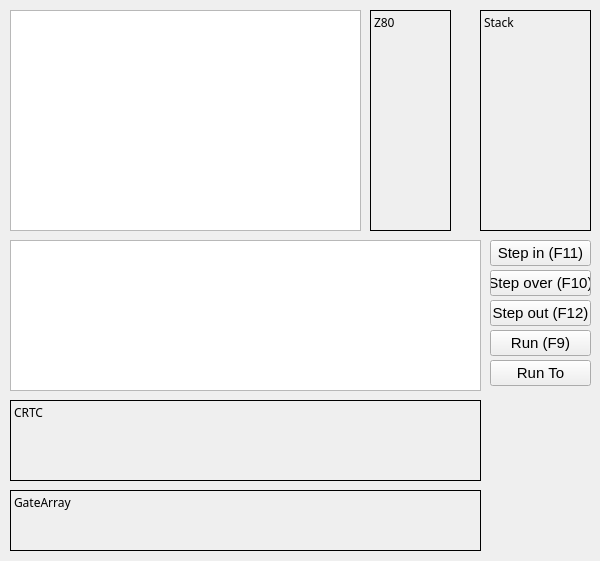
First picture: the form in Debugger.ui, repository abalore/Cadence, before the edit.
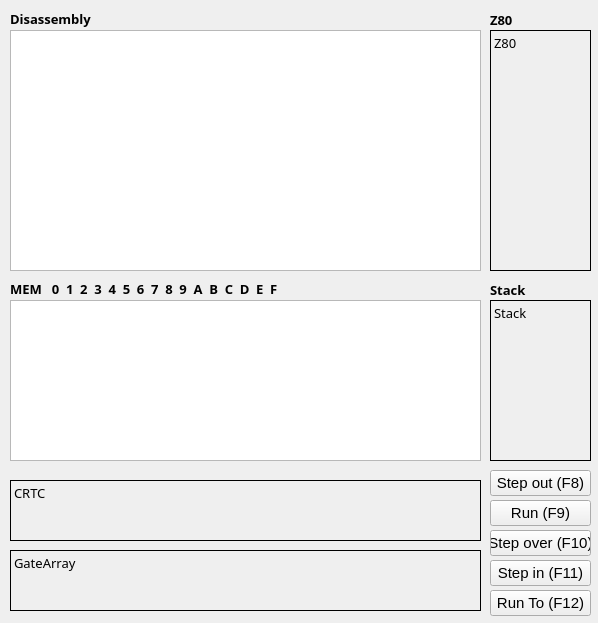
Second picture: the form after the edit.

```diff
--- a/Debugger.ui
+++ b/Debugger.ui
@@ -12,8 +12,8 @@
    <rect>
     <x>0</x>
     <y>0</y>
-    <width>600</width>
-    <height>561</height>
+    <width>598</width>
+    <height>623</height>
    </rect>
   </property>
   <property name="contextMenuPolicy">
@@ -31,15 +31,16 @@
   <widget class="QLabel" name="lblZ80">
    <property name="geometry">
     <rect>
-     <x>370</x>
-     <y>10</y>
-     <width>81</width>
-     <height>221</height>
+     <x>490</x>
+     <y>30</y>
+     <width>101</width>
+     <height>241</height>
     </rect>
    </property>
    <property name="font">
     <font>
      <family>Ubuntu Sans Mono</family>
+     <pointsize>10</pointsize>
     </font>
    </property>
    <property name="autoFillBackground">
@@ -59,7 +60,7 @@
    <property name="geometry">
     <rect>
      <x>10</x>
-     <y>490</y>
+     <y>550</y>
      <width>471</width>
      <height>61</height>
     </rect>
@@ -67,6 +68,7 @@
    <property name="font">
     <font>
      <family>Ubuntu Sans Mono</family>
+     <pointsize>10</pointsize>
     </font>
    </property>
    <property name="autoFillBackground">
@@ -85,15 +87,16 @@
   <widget class="QLabel" name="lblStack">
    <property name="geometry">
     <rect>
-     <x>480</x>
-     <y>10</y>
-     <width>111</width>
-     <height>221</height>
+     <x>490</x>
+     <y>300</y>
+     <width>101</width>
+     <height>161</height>
     </rect>
    </property>
    <property name="font">
     <font>
      <family>Ubuntu Sans Mono</family>
+     <pointsize>10</pointsize>
     </font>
    </property>
    <property name="autoFillBackground">
@@ -113,14 +116,15 @@
    <property name="geometry">
     <rect>
      <x>10</x>
-     <y>400</y>
+     <y>480</y>
      <width>471</width>
-     <height>81</height>
+     <height>61</height>
     </rect>
    </property>
    <property name="font">
     <font>
      <family>Ubuntu Sans Mono</family>
+     <pointsize>10</pointsize>
     </font>
    </property>
    <property name="autoFillBackground">
@@ -140,7 +144,7 @@
    <property name="geometry">
     <rect>
      <x>490</x>
-     <y>240</y>
+     <y>560</y>
      <width>101</width>
      <height>26</height>
     </rect>
@@ -162,7 +166,7 @@
    <property name="geometry">
     <rect>
      <x>490</x>
-     <y>300</y>
+     <y>470</y>
      <width>101</width>
      <height>26</height>
     </rect>
@@ -177,14 +181,14 @@
     <enum>Qt::NoFocus</enum>
    </property>
    <property name="text">
-    <string>Step out (F12)</string>
+    <string>Step out (F8)</string>
    </property>
   </widget>
   <widget class="QPushButton" name="btnRun">
    <property name="geometry">
     <rect>
      <x>490</x>
-     <y>330</y>
+     <y>500</y>
      <width>101</width>
      <height>26</height>
     </rect>
@@ -206,7 +210,7 @@
    <property name="geometry">
     <rect>
      <x>490</x>
-     <y>270</y>
+     <y>530</y>
      <width>101</width>
      <height>26</height>
     </rect>
@@ -231,14 +235,15 @@
    <property name="geometry">
     <rect>
      <x>10</x>
-     <y>10</y>
-     <width>351</width>
-     <height>221</height>
+     <y>30</y>
+     <width>471</width>
+     <height>241</height>
     </rect>
    </property>
    <property name="font">
     <font>
      <family>Ubuntu Sans Mono</family>
+     <pointsize>10</pointsize>
     </font>
    </property>
    <property name="focusPolicy">
@@ -270,14 +275,15 @@
    <property name="geometry">
     <rect>
      <x>10</x>
-     <y>240</y>
+     <y>300</y>
      <width>471</width>
-     <height>151</height>
+     <height>161</height>
     </rect>
    </property>
    <property name="font">
     <font>
      <family>Ubuntu Sans Mono</family>
+     <pointsize>10</pointsize>
     </font>
    </property>
    <property name="focusPolicy">
@@ -300,7 +306,7 @@
    <property name="geometry">
     <rect>
      <x>490</x>
-     <y>360</y>
+     <y>590</y>
      <width>101</width>
      <height>26</height>
     </rect>
@@ -315,7 +321,87 @@
     <enum>Qt::NoFocus</enum>
    </property>
    <property name="text">
-    <string>Run To</string>
+    <string>Run To (F12)</string>
+   </property>
+  </widget>
+  <widget class="QLabel" name="label">
+   <property name="geometry">
+    <rect>
+     <x>10</x>
+     <y>280</y>
+     <width>471</width>
+     <height>18</height>
+    </rect>
+   </property>
+   <property name="font">
+    <font>
+     <family>Ubuntu Sans Mono</family>
+     <pointsize>10</pointsize>
+     <bold>true</bold>
+    </font>
+   </property>
+   <property name="text">
+    <string>MEM   0  1  2  3  4  5  6  7  8  9  A  B  C  D  E  F</string>
+   </property>
+  </widget>
+  <widget class="QLabel" name="label_2">
+   <property name="geometry">
+    <rect>
+     <x>10</x>
+     <y>10</y>
+     <width>471</width>
+     <height>18</height>
+    </rect>
+   </property>
+   <property name="font">
+    <font>
+     <family>Ubuntu Sans Mono</family>
+     <pointsize>10</pointsize>
+     <bold>true</bold>
+    </font>
+   </property>
+   <property name="text">
+    <string>Disassembly</string>
+   </property>
+  </widget>
+  <widget class="QLabel" name="label_3">
+   <property name="geometry">
+    <rect>
+     <x>490</x>
+     <y>10</y>
+     <width>101</width>
+     <height>20</height>
+    </rect>
+   </property>
+   <property name="font">
+    <font>
+     <family>Ubuntu Sans Mono</family>
+     <pointsize>10</pointsize>
+     <bold>true</bold>
+    </font>
+   </property>
+   <property name="text">
+    <string>Z80</string>
+   </property>
+  </widget>
+  <widget class="QLabel" name="label_4">
+   <property name="geometry">
+    <rect>
+     <x>490</x>
+     <y>280</y>
+     <width>101</width>
+     <height>20</height>
+    </rect>
+   </property>
+   <property name="font">
+    <font>
+     <family>Ubuntu Sans Mono</family>
+     <pointsize>10</pointsize>
+     <bold>true</bold>
+    </font>
+   </property>
+   <property name="text">
+    <string>Stack</string>
    </property>
   </widget>
  </widget>
```
